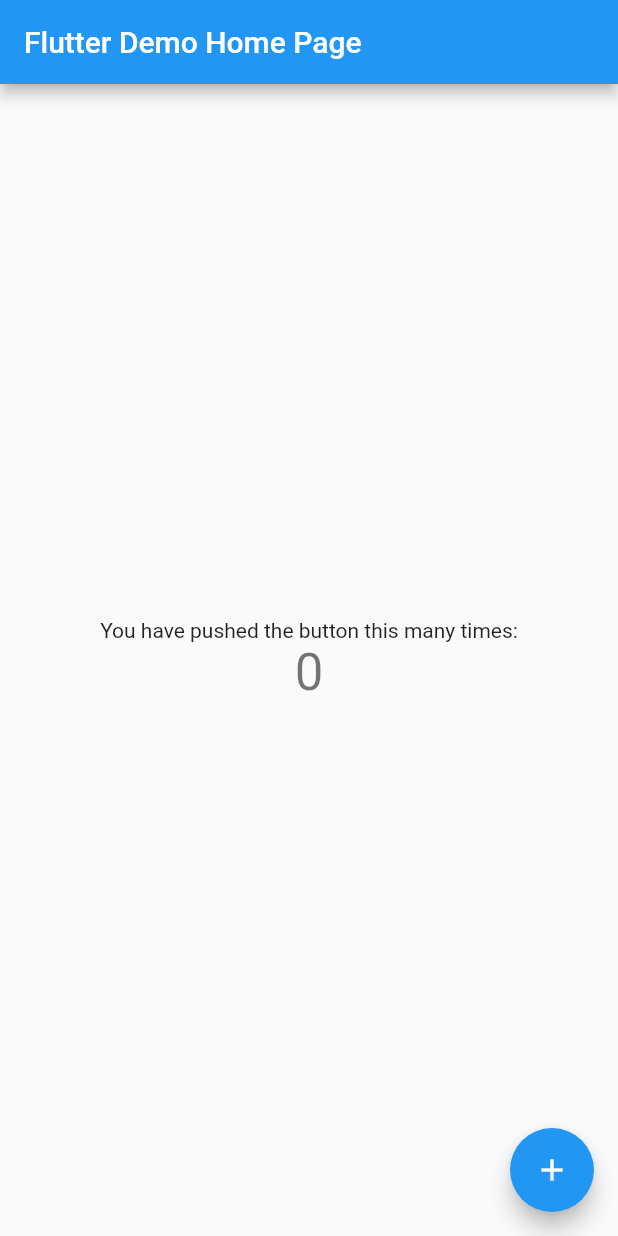
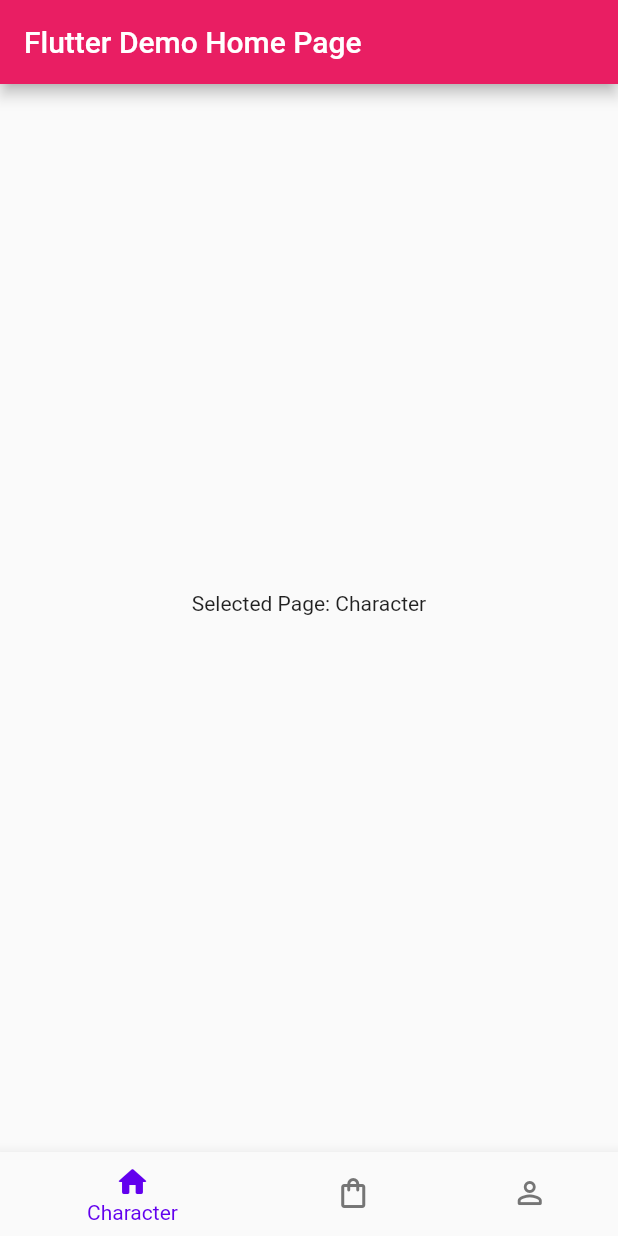
Before and after one commit to iliksis/d2postmaster_flutter, a Flutter app: the screen it shows after launch, on a phone screen of 412 x 824 dp. Run offline on Flutter 3.47's test engine with Material 2 defaults, Android fonts, the phone set to English and light mode, and no system bars.

Commit message:
added bottom navigation

```diff
--- /dev/null
+++ b/lib/bottom_navigation.dart
@@ -0,0 +1,60 @@
+import 'package:flutter/material.dart';
+
+class BottomNavigation extends StatefulWidget {
+  const BottomNavigation({Key? key, required this.title}) : super(key: key);
+
+  final String title;
+
+  @override
+  State<BottomNavigation> createState() => _BottomNavigationState();
+}
+
+class _BottomNavigationState extends State<BottomNavigation> {
+  int _selectedIndex = 0;
+  final BottomNavigationBarType _bottomNavType =
+      BottomNavigationBarType.shifting;
+  @override
+  Widget build(BuildContext context) {
+    return Scaffold(
+      appBar: AppBar(title: Text(widget.title)),
+      body: Center(
+        child: Column(
+          mainAxisAlignment: MainAxisAlignment.center,
+          children: [
+            Text("Selected Page: ${_navBarItems[_selectedIndex].label}"),
+            const SizedBox(height: 20),
+          ],
+        ),
+      ),
+      bottomNavigationBar: BottomNavigationBar(
+          currentIndex: _selectedIndex,
+          selectedItemColor: const Color(0xff6200ee),
+          unselectedItemColor: const Color(0xff757575),
+          type: _bottomNavType,
+          onTap: (index) {
+            setState(() {
+              _selectedIndex = index;
+            });
+          },
+          items: _navBarItems),
+    );
+  }
+}
+
+const _navBarItems = [
+  BottomNavigationBarItem(
+    icon: Icon(Icons.home_outlined),
+    activeIcon: Icon(Icons.home_rounded),
+    label: 'Character',
+  ),
+  BottomNavigationBarItem(
+    icon: Icon(Icons.shopping_bag_outlined),
+    activeIcon: Icon(Icons.shopping_bag),
+    label: 'Postmaster',
+  ),
+  BottomNavigationBarItem(
+    icon: Icon(Icons.person_outline_rounded),
+    activeIcon: Icon(Icons.person_rounded),
+    label: 'Profile',
+  ),
+];
--- a/lib/main.dart
+++ b/lib/main.dart
@@ -1,3 +1,4 @@
+import 'package:d2postmaster_flutter/bottom_navigation.dart';
 import 'package:flutter/material.dart';
 
 void main() {
@@ -22,94 +23,9 @@ class MyApp extends StatelessWidget {
         // or simply save your changes to "hot reload" in a Flutter IDE).
         // Notice that the counter didn't reset back to zero; the application
         // is not restarted.
-        primarySwatch: Colors.blue,
+        primarySwatch: Colors.pink,
       ),
-      home: const MyHomePage(title: 'Flutter Demo Home Page'),
+      home: const BottomNavigation(title: 'Flutter Demo Home Page'),
     );
   }
 }
-
-class MyHomePage extends StatefulWidget {
-  const MyHomePage({super.key, required this.title});
-
-  // This widget is the home page of your application. It is stateful, meaning
-  // that it has a State object (defined below) that contains fields that affect
-  // how it looks.
-
-  // This class is the configuration for the state. It holds the values (in this
-  // case the title) provided by the parent (in this case the App widget) and
-  // used by the build method of the State. Fields in a Widget subclass are
-  // always marked "final".
-
-  final String title;
-
-  @override
-  State<MyHomePage> createState() => _MyHomePageState();
-}
-
-class _MyHomePageState extends State<MyHomePage> {
-  int _counter = 0;
-
-  void _incrementCounter() {
-    setState(() {
-      // This call to setState tells the Flutter framework that something has
-      // changed in this State, which causes it to rerun the build method below
-      // so that the display can reflect the updated values. If we changed
-      // _counter without calling setState(), then the build method would not be
-      // called again, and so nothing would appear to happen.
-      _counter++;
-    });
-  }
-
-  @override
-  Widget build(BuildContext context) {
-    // This method is rerun every time setState is called, for instance as done
-    // by the _incrementCounter method above.
-    //
-    // The Flutter framework has been optimized to make rerunning build methods
-    // fast, so that you can just rebuild anything that needs updating rather
-    // than having to individually change instances of widgets.
-    return Scaffold(
-      appBar: AppBar(
-        // Here we take the value from the MyHomePage object that was created by
-        // the App.build method, and use it to set our appbar title.
-        title: Text(widget.title),
-      ),
-      body: Center(
-        // Center is a layout widget. It takes a single child and positions it
-        // in the middle of the parent.
-        child: Column(
-          // Column is also a layout widget. It takes a list of children and
-          // arranges them vertically. By default, it sizes itself to fit its
-          // children horizontally, and tries to be as tall as its parent.
-          //
-          // Invoke "debug painting" (press "p" in the console, choose the
-          // "Toggle Debug Paint" action from the Flutter Inspector in Android
-          // Studio, or the "Toggle Debug Paint" command in Visual Studio Code)
-          // to see the wireframe for each widget.
-          //
-          // Column has various properties to control how it sizes itself and
-          // how it positions its children. Here we use mainAxisAlignment to
-          // center the children vertically; the main axis here is the vertical
-          // axis because Columns are vertical (the cross axis would be
-          // horizontal).
-          mainAxisAlignment: MainAxisAlignment.center,
-          children: <Widget>[
-            const Text(
-              'You have pushed the button this many times:',
-            ),
-            Text(
-              '$_counter',
-              style: Theme.of(context).textTheme.headline4,
-            ),
-          ],
-        ),
-      ),
-      floatingActionButton: FloatingActionButton(
-        onPressed: _incrementCounter,
-        tooltip: 'Increment',
-        child: const Icon(Icons.add),
-      ), // This trailing comma makes auto-formatting nicer for build methods.
-    );
-  }
-}
```
